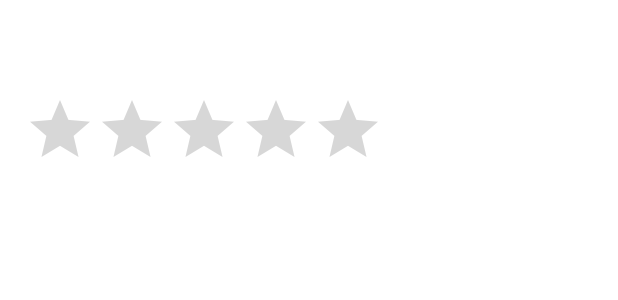
After one commit to CiananNicolai/EAD2CA2-Android-ASP.Net-Core-Project, an Android app: the layout review_layout.xml on its own in the app's theme, with its tools: preview values and no code run, on a phone screen of 412 x 824 dp. The commit adds this screen. Shown: the top 300 px of the screen. Run offline under Robolectric (Android 15) with nearby library versions, the phone set to English and light mode, and no system bars; network calls fail.

Commit message:
replaced ratings with Star Ratings

```diff
--- /dev/null
+++ b/Restaurant/app/src/main/res/layout/review_layout.xml
@@ -0,0 +1,29 @@
+<?xml version="1.0" encoding="utf-8"?>
+<LinearLayout xmlns:android="http://schemas.android.com/apk/res/android"
+    android:layout_width="match_parent"
+    android:layout_height="wrap_content"
+    android:orientation="vertical"
+    android:padding="16dp">
+
+    <TextView
+        android:id="@+id/authorTextView"
+        android:layout_width="match_parent"
+        android:layout_height="wrap_content"
+        android:textSize="18sp"
+        android:textStyle="bold" />
+
+    <TextView
+        android:id="@+id/bodyTextView"
+        android:layout_width="match_parent"
+        android:layout_height="wrap_content"
+        android:textSize="16sp" />
+
+    <RatingBar
+        android:id="@+id/ratingBar"
+        android:layout_width="wrap_content"
+        android:layout_height="wrap_content"
+        android:numStars="5"
+        android:stepSize="0.5"
+        android:rating="0" />
+
+</LinearLayout>
```
Also changed, not shown: Restaurant/app/src/main/java/com/example/restaurant/RestaurantDetailsActivity.java (+29 -11 lines), Restaurant/app/src/main/java/com/example/restaurant/WriteReviewActivity.java (+14 -0 lines), Restaurant/app/src/main/res/layout/activity_restaurant_details.xml (+10 -0 lines).
